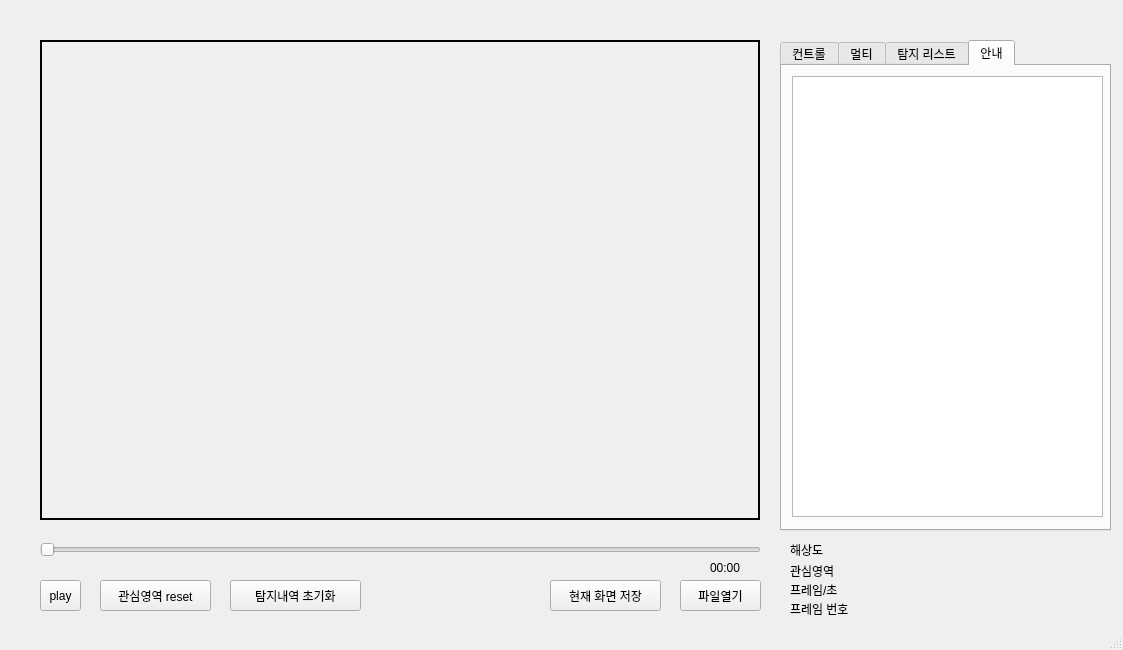
polnet13/kimAI, file rsc/ui/untitled.ui: the form before one commit.
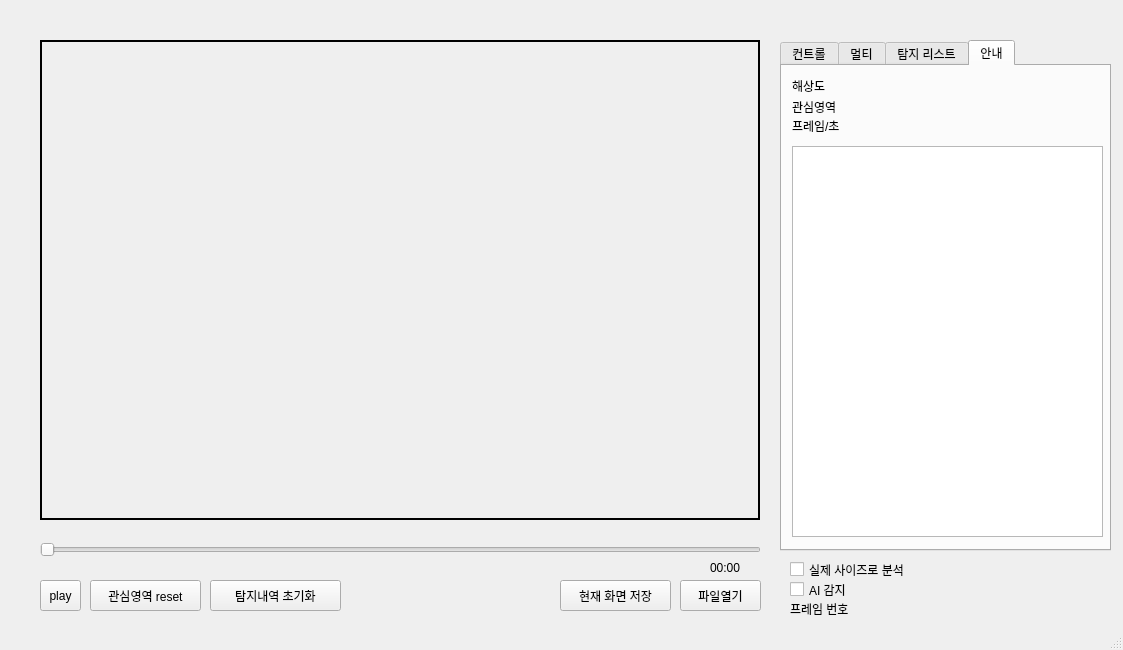
The form after the commit. The open tabs and pages were chosen to show the change.

```diff
--- a/rsc/ui/untitled.ui
+++ b/rsc/ui/untitled.ui
@@ -33,7 +33,7 @@
    <widget class="QPushButton" name="btn_region_reset">
     <property name="geometry">
      <rect>
-      <x>100</x>
+      <x>90</x>
       <y>580</y>
       <width>111</width>
       <height>31</height>
@@ -104,7 +104,7 @@
    <widget class="QPushButton" name="btn_init_detection">
     <property name="geometry">
      <rect>
-      <x>230</x>
+      <x>210</x>
       <y>580</y>
       <width>131</width>
       <height>31</height>
@@ -117,7 +117,7 @@
    <widget class="QPushButton" name="btn_page_print">
     <property name="geometry">
      <rect>
-      <x>550</x>
+      <x>560</x>
       <y>580</y>
       <width>111</width>
       <height>31</height>
@@ -133,7 +133,7 @@
       <x>780</x>
       <y>40</y>
       <width>331</width>
-      <height>491</height>
+      <height>511</height>
      </rect>
     </property>
     <property name="currentIndex">
@@ -143,41 +143,6 @@
      <attribute name="title">
       <string>컨트롤</string>
      </attribute>
-     <widget class="QCheckBox" name="check_realsize">
-      <property name="enabled">
-       <bool>true</bool>
-      </property>
-      <property name="geometry">
-       <rect>
-        <x>10</x>
-        <y>410</y>
-        <width>301</width>
-        <height>19</height>
-       </rect>
-      </property>
-      <property name="text">
-       <string>실제 사이즈로 분석</string>
-      </property>
-      <property name="checked">
-       <bool>true</bool>
-      </property>
-     </widget>
-     <widget class="QCheckBox" name="checkbox_yolo">
-      <property name="geometry">
-       <rect>
-        <x>10</x>
-        <y>440</y>
-        <width>211</width>
-        <height>19</height>
-       </rect>
-      </property>
-      <property name="text">
-       <string>AI 감지</string>
-      </property>
-      <property name="checked">
-       <bool>false</bool>
-      </property>
-     </widget>
      <widget class="QWidget" name="verticalLayoutWidget">
       <property name="geometry">
        <rect>
@@ -278,53 +243,53 @@
       <property name="geometry">
        <rect>
         <x>10</x>
-        <y>10</y>
+        <y>80</y>
         <width>311</width>
-        <height>441</height>
+        <height>391</height>
        </rect>
       </property>
      </widget>
+     <widget class="QLabel" name="label_xy">
+      <property name="geometry">
+       <rect>
+        <x>10</x>
+        <y>10</y>
+        <width>299</width>
+        <height>20</height>
+       </rect>
+      </property>
+      <property name="text">
+       <string>해상도</string>
+      </property>
+     </widget>
+     <widget class="QLabel" name="label_fps">
+      <property name="geometry">
+       <rect>
+        <x>10</x>
+        <y>50</y>
+        <width>299</width>
+        <height>20</height>
+       </rect>
+      </property>
+      <property name="text">
+       <string>프레임/초</string>
+      </property>
+     </widget>
+     <widget class="QLabel" name="label_roi">
+      <property name="geometry">
+       <rect>
+        <x>10</x>
+        <y>30</y>
+        <width>299</width>
+        <height>21</height>
+       </rect>
+      </property>
+      <property name="text">
+       <string>관심영역</string>
+      </property>
+     </widget>
     </widget>
    </widget>
-   <widget class="QLabel" name="label_fps">
-    <property name="geometry">
-     <rect>
-      <x>790</x>
-      <y>580</y>
-      <width>299</width>
-      <height>20</height>
-     </rect>
-    </property>
-    <property name="text">
-     <string>프레임/초</string>
-    </property>
-   </widget>
-   <widget class="QLabel" name="label_xy">
-    <property name="geometry">
-     <rect>
-      <x>790</x>
-      <y>540</y>
-      <width>299</width>
-      <height>20</height>
-     </rect>
-    </property>
-    <property name="text">
-     <string>해상도</string>
-    </property>
-   </widget>
-   <widget class="QLabel" name="label_roi">
-    <property name="geometry">
-     <rect>
-      <x>790</x>
-      <y>560</y>
-      <width>299</width>
-      <height>21</height>
-     </rect>
-    </property>
-    <property name="text">
-     <string>관심영역</string>
-    </property>
-   </widget>
    <widget class="QLabel" name="label_cap_num">
     <property name="geometry">
      <rect>
@@ -338,6 +303,44 @@
      <string>프레임 번호</string>
     </property>
    </widget>
+   <widget class="QCheckBox" name="check_realsize">
+    <property name="enabled">
+     <bool>true</bool>
+    </property>
+    <property name="geometry">
+     <rect>
+      <x>790</x>
+      <y>560</y>
+      <width>161</width>
+      <height>19</height>
+     </rect>
+    </property>
+    <property name="toolTip">
+     <string>해상도가 높은 경우 실제 사이즈로 분석하면 느려질 수 있음</string>
+    </property>
+    <property name="text">
+     <string>실제 사이즈로 분석</string>
+    </property>
+    <property name="checked">
+     <bool>false</bool>
+    </property>
+   </widget>
+   <widget class="QCheckBox" name="checkbox_yolo">
+    <property name="geometry">
+     <rect>
+      <x>790</x>
+      <y>580</y>
+      <width>161</width>
+      <height>19</height>
+     </rect>
+    </property>
+    <property name="text">
+     <string>AI 감지</string>
+    </property>
+    <property name="checked">
+     <bool>false</bool>
+    </property>
+   </widget>
   </widget>
   <widget class="QStatusBar" name="statusbar">
    <property name="contextMenuPolicy">
```
Left out of the diff: 42 changed lines with no effect on the pictures.
